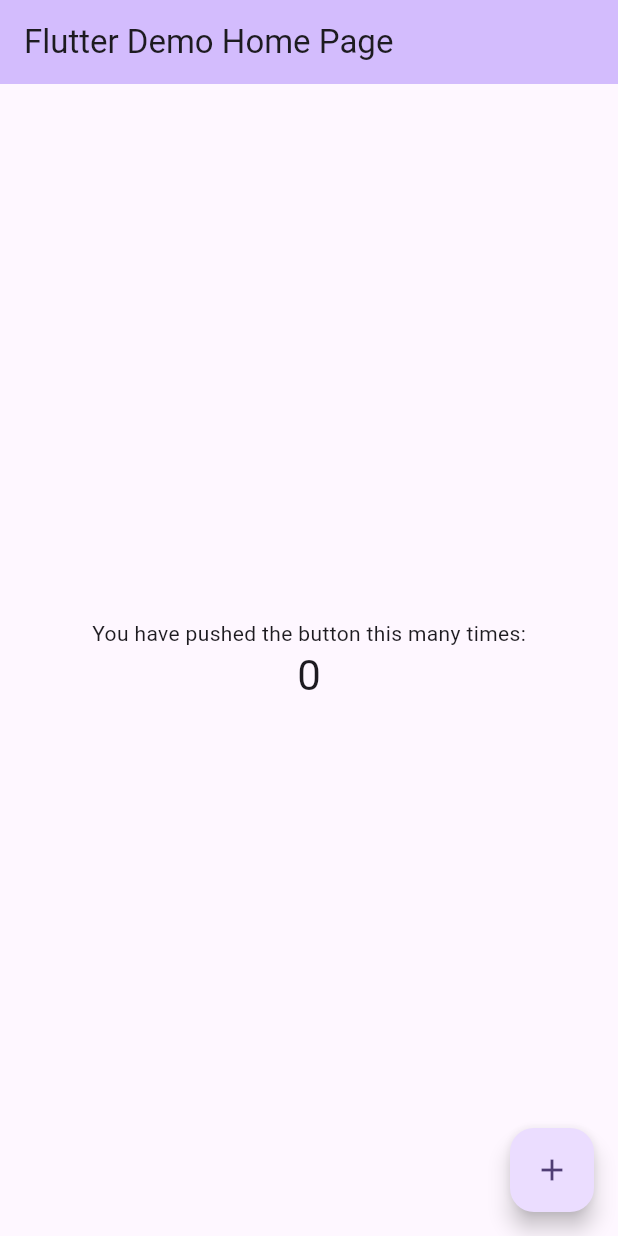
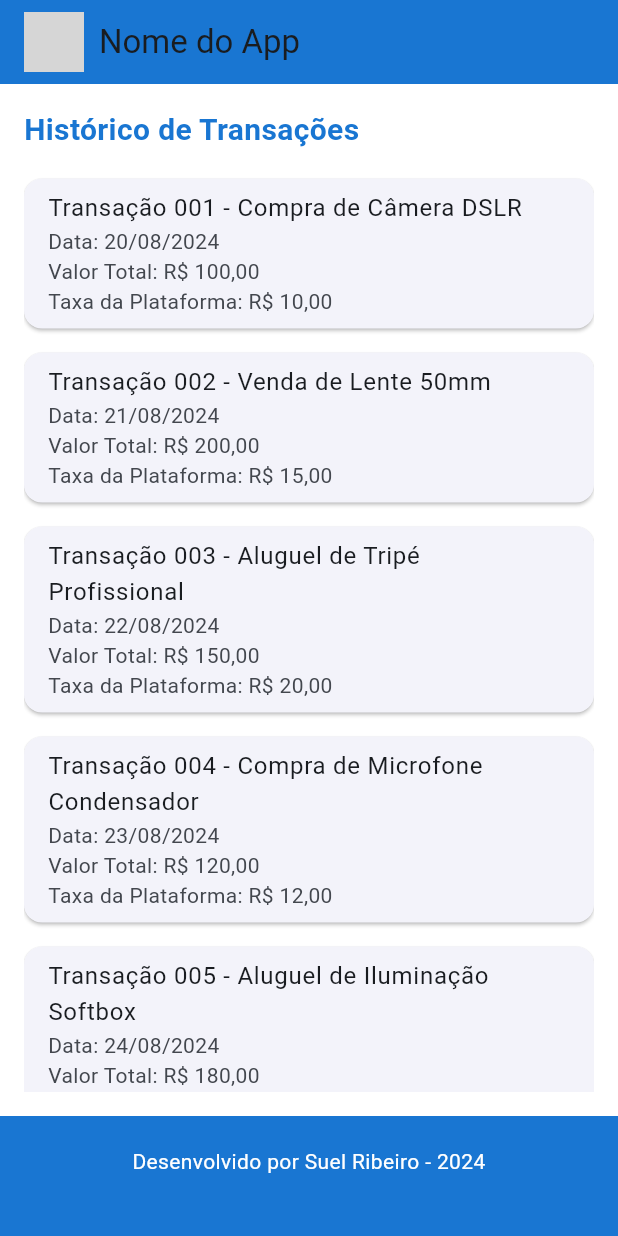
Before and after one commit to Lduarte97/AppMachinex, a Flutter app: the screen it shows after launch, on a phone screen of 412 x 824 dp. Run offline on Flutter 3.47's test engine with Material 3 defaults, Android fonts, the phone set to English and light mode, and no system bars; grey boxes are pictures that could not be loaded.

Commit message:
criação da tela transação

```diff
--- a/lib/main.dart
+++ b/lib/main.dart
@@ -1,4 +1,5 @@
 import 'package:flutter/material.dart';
+import 'package:projeto/view/Transacao.dart';
 
 void main() {
   runApp(const MyApp());
@@ -7,119 +8,31 @@ void main() {
 class MyApp extends StatelessWidget {
   const MyApp({super.key});
 
-  // This widget is the root of your application.
   @override
   Widget build(BuildContext context) {
     return MaterialApp(
-      title: 'Flutter Demo',
+      title: 'Machnex',
       theme: ThemeData(
-        // This is the theme of your application.
-        //
-        // TRY THIS: Try running your application with "flutter run". You'll see
-        // the application has a purple toolbar. Then, without quitting the app,
-        // try changing the seedColor in the colorScheme below to Colors.green
-        // and then invoke "hot reload" (save your changes or press the "hot
-        // reload" button in a Flutter-supported IDE, or press "r" if you used
-        // the command line to start the app).
-        //
-        // Notice that the counter didn't reset back to zero; the application
-        // state is not lost during the reload. To reset the state, use hot
-        // restart instead.
-        //
-        // This works for code too, not just values: Most code changes can be
-        // tested with just a hot reload.
-        colorScheme: ColorScheme.fromSeed(seedColor: Colors.deepPurple),
+        // Define a paleta de cores e outros estilos para o aplicativo
+        colorScheme: ColorScheme.fromSeed(
+          seedColor: Colors.blue[700]!, // Define a cor base para o tema
+        ),
         useMaterial3: true,
+        // Configura o tema dos botões de texto
+        textButtonTheme: TextButtonThemeData(
+          style: TextButton.styleFrom(
+            foregroundColor: Colors.blue[700], // Cor do texto dos botões
+          ),
+        ),
+        // Configura o tema dos botões elevados
+        elevatedButtonTheme: ElevatedButtonThemeData(
+          style: ElevatedButton.styleFrom(
+            backgroundColor: Colors.blue[700], // Cor do fundo dos botões
+            foregroundColor: Colors.white, // Cor do texto dos botões
+          ),
+        ),
       ),
-      home: const MyHomePage(title: 'Flutter Demo Home Page'),
+      home: Transacao(), // Define a tela inicial do aplicativo
     );
   }
 }
-
-class MyHomePage extends StatefulWidget {
-  const MyHomePage({super.key, required this.title});
-
-  // This widget is the home page of your application. It is stateful, meaning
-  // that it has a State object (defined below) that contains fields that affect
-  // how it looks.
-
-  // This class is the configuration for the state. It holds the values (in this
-  // case the title) provided by the parent (in this case the App widget) and
-  // used by the build method of the State. Fields in a Widget subclass are
-  // always marked "final".
-
-  final String title;
-
-  @override
-  State<MyHomePage> createState() => _MyHomePageState();
-}
-
-class _MyHomePageState extends State<MyHomePage> {
-  int _counter = 0;
-
-  void _incrementCounter() {
-    setState(() {
-      // This call to setState tells the Flutter framework that something has
-      // changed in this State, which causes it to rerun the build method below
-      // so that the display can reflect the updated values. If we changed
-      // _counter without calling setState(), then the build method would not be
-      // called again, and so nothing would appear to happen.
-      _counter++;
-    });
-  }
-
-  @override
-  Widget build(BuildContext context) {
-    // This method is rerun every time setState is called, for instance as done
-    // by the _incrementCounter method above.
-    //
-    // The Flutter framework has been optimized to make rerunning build methods
-    // fast, so that you can just rebuild anything that needs updating rather
-    // than having to individually change instances of widgets.
-    return Scaffold(
-      appBar: AppBar(
-        // TRY THIS: Try changing the color here to a specific color (to
-        // Colors.amber, perhaps?) and trigger a hot reload to see the AppBar
-        // change color while the other colors stay the same.
-        backgroundColor: Theme.of(context).colorScheme.inversePrimary,
-        // Here we take the value from the MyHomePage object that was created by
-        // the App.build method, and use it to set our appbar title.
-        title: Text(widget.title),
-      ),
-      body: Center(
-        // Center is a layout widget. It takes a single child and positions it
-        // in the middle of the parent.
-        child: Column(
-          // Column is also a layout widget. It takes a list of children and
-          // arranges them vertically. By default, it sizes itself to fit its
-          // children horizontally, and tries to be as tall as its parent.
-          //
-          // Column has various properties to control how it sizes itself and
-          // how it positions its children. Here we use mainAxisAlignment to
-          // center the children vertically; the main axis here is the vertical
-          // axis because Columns are vertical (the cross axis would be
-          // horizontal).
-          //
-          // TRY THIS: Invoke "debug painting" (choose the "Toggle Debug Paint"
-          // action in the IDE, or press "p" in the console), to see the
-          // wireframe for each widget.
-          mainAxisAlignment: MainAxisAlignment.center,
-          children: <Widget>[
-            const Text(
-              'You have pushed the button this many times:',
-            ),
-            Text(
-              '$_counter',
-              style: Theme.of(context).textTheme.headlineMedium,
-            ),
-          ],
-        ),
-      ),
-      floatingActionButton: FloatingActionButton(
-        onPressed: _incrementCounter,
-        tooltip: 'Increment',
-        child: const Icon(Icons.add),
-      ), // This trailing comma makes auto-formatting nicer for build methods.
-    );
-  }
-}
--- /dev/null
+++ b/lib/view/Transacao.dart
@@ -0,0 +1,166 @@
+import 'package:flutter/material.dart';
+
+class Transacao extends StatefulWidget {
+  @override
+  _TransacaoState createState() => _TransacaoState();
+}
+
+class _TransacaoState extends State<Transacao> {
+  // Lista de transações fictícias com o número da transação
+  final List<Map<String, String>> transacoes = [
+    {
+      'numero': '001',
+      'tipo': 'Compra',
+      'data': '20/08/2024',
+      'valor': '100,00',
+      'taxa': '10,00',
+      'equipamento': 'Câmera DSLR',
+      'pagamento': 'Cartão de Crédito'
+    },
+    {
+      'numero': '002',
+      'tipo': 'Venda',
+      'data': '21/08/2024',
+      'valor': '200,00',
+      'taxa': '15,00',
+      'equipamento': 'Lente 50mm',
+      'pagamento': 'Boleto Bancário'
+    },
+    {
+      'numero': '003',
+      'tipo': 'Aluguel',
+      'data': '22/08/2024',
+      'valor': '150,00',
+      'taxa': '20,00',
+      'equipamento': 'Tripé Profissional',
+      'pagamento': 'Pix'
+    },
+    {
+      'numero': '004',
+      'tipo': 'Compra',
+      'data': '23/08/2024',
+      'valor': '120,00',
+      'taxa': '12,00',
+      'equipamento': 'Microfone Condensador',
+      'pagamento': 'Cartão de Débito'
+    },
+    {
+      'numero': '005',
+      'tipo': 'Aluguel',
+      'data': '24/08/2024',
+      'valor': '180,00',
+      'taxa': '25,00',
+      'equipamento': 'Iluminação Softbox',
+      'pagamento': 'Transferência Bancária'
+    },
+  ];
+
+  @override
+  Widget build(BuildContext context) {
+    return Scaffold(
+      backgroundColor: Colors.white,
+      appBar: AppBar(
+        backgroundColor: Colors.blue[700],
+        title: Row(
+          children: [
+            Image.asset(
+              'assets/logo.png', // Certifique-se de ter o caminho correto para o logo
+              height: 40,
+            ),
+            SizedBox(width: 10),
+            Text('Nome do App'), // Substitua pelo nome do seu aplicativo
+          ],
+        ),
+      ),
+      body: Padding(
+        padding: const EdgeInsets.all(16.0),
+        child: Column(
+          crossAxisAlignment: CrossAxisAlignment.start,
+          children: [
+            Text(
+              'Histórico de Transações',
+              style: TextStyle(
+                fontSize: 20,
+                fontWeight: FontWeight.bold,
+                color: Colors.blue[700],
+              ),
+            ),
+            SizedBox(height: 10),
+            Expanded(
+              child: ListView.builder(
+                itemCount: transacoes.length,
+                itemBuilder: (context, index) {
+                  final transacao = transacoes[index];
+                  return Card(
+                    margin: EdgeInsets.symmetric(vertical: 8),
+                    child: ListTile(
+                      title: Text('Transação ${transacao['numero']} - ${transacao['tipo']} de ${transacao['equipamento']}'),
+                      subtitle: Column(
+                        crossAxisAlignment: CrossAxisAlignment.start,
+                        children: [
+                          Text('Data: ${transacao['data']}'),
+                          Text('Valor Total: R\$ ${transacao['valor']}'),
+                          Text('Taxa da Plataforma: R\$ ${transacao['taxa']}'),
+                        ],
+                      ),
+                      onTap: () {
+                        _mostrarDetalhesTransacao(context, transacao);
+                      },
+                    ),
+                  );
+                },
+              ),
+            ),
+          ],
+        ),
+      ),
+      bottomNavigationBar: BottomAppBar(
+        color: Colors.blue[700],
+        child: Padding(
+          padding: const EdgeInsets.all(8.0),
+          child: Text(
+            'Desenvolvido por Suel Ribeiro - 2024',
+            style: TextStyle(color: Colors.white),
+            textAlign: TextAlign.center,
+          ),
+        ),
+      ),
+    );
+  }
+
+  void _mostrarDetalhesTransacao(BuildContext context, Map<String, String> transacao) {
+    showDialog(
+      context: context,
+      builder: (BuildContext context) {
+        return AlertDialog(
+          title: Text('Detalhes da Transação ${transacao['numero']}'),
+          content: SingleChildScrollView(
+            child: ListBody(
+              children: <Widget>[
+                Text('Número da Transação: ${transacao['numero']}'),
+                Text('Tipo de Transação: ${transacao['tipo']}'),
+                Text('Data: ${transacao['data']}'),
+                Text('Valor Total: R\$ ${transacao['valor']}'),
+                Text('Taxa da Plataforma: R\$ ${transacao['taxa']}'),
+                SizedBox(height: 10),
+                Text('Informações sobre o Equipamento:'),
+                Text('Nome do Equipamento: ${transacao['equipamento']}'),
+                SizedBox(height: 10),
+                Text('Detalhes do Pagamento:'),
+                Text('Forma de Pagamento: ${transacao['pagamento']}'),
+              ],
+            ),
+          ),
+          actions: <Widget>[
+            TextButton(
+              child: Text('Fechar'),
+              onPressed: () {
+                Navigator.of(context).pop();
+              },
+            ),
+          ],
+        );
+      },
+    );
+  }
+}
--- /dev/null
+++ b/lib/view/login.dart
@@ -0,0 +1,36 @@
+import 'package:flutter/material.dart';
+
+/* classe obrigatoria em toda tela, ela é responsável por definir o estado de mudança dos widgets
+o widget statefulwidget permite a randenização dos componentes de interface
+*/
+class Login extends StatefulWidget {
+  @override
+  _LoginState createState() => _LoginState();
+}
+
+// classe de criação de interface
+
+class _LoginState extends State<Login> {
+  //chave de acesso do formulario padrao
+  final _formKey = GlobalKey<FormState>();
+
+  //variaveis de formulario
+  final _emailUsuario = TextEditingController();
+  final _senhaUsuario = TextEditingController();
+
+
+  @override
+  Widget build(BuildContext context) {
+    // TODO: implement build
+    return Scaffold(//metodo de retorno dos widgets
+      appBar: AppBar(
+        title: Text('Tela de Login'),
+        backgroundColor: const Color.fromARGB(255, 7, 7, 225),
+
+      ),
+
+    ); //final Scaffold
+
+  }//final widget
+
+}//final classe LoginState
```
Also changed, not shown: pubspec.lock, 1 other file.
